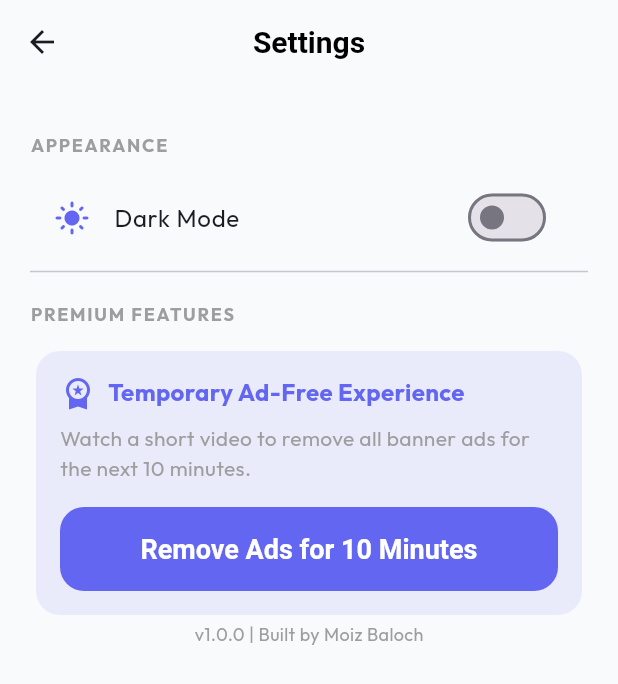
After one commit to igmoiiz/Percent-Pro, a Flutter app: the screen it shows after launch, after a tap on the "settings" icon, on a phone screen of 412 x 824 dp. The commit adds this screen. Shown: the top 684 px of the screen. Run offline on Flutter 3.47's test engine with Material 3 defaults, Android fonts, the phone set to English and light mode, and no system bars; our stand-ins replace google_fonts, google_mobile_ads; network calls fail.

Commit message:
Interstitial ADS and Rewarded ADS implemented - Moiz Baloch

```diff
--- a/lib/providers/calculator_provider.dart
+++ b/lib/providers/calculator_provider.dart
@@ -4,8 +4,31 @@ class CalculatorProvider with ChangeNotifier {
   bool _isDarkMode = false;
   bool get isDarkMode => _isDarkMode;
 
+  int _calcCount = 0;
+  DateTime? _adsRemovedUntil;
+
   void toggleTheme() {
     _isDarkMode = !_isDarkMode;
+    notifyListeners();
+  }
+
+  bool get areAdsRemoved =>
+      _adsRemovedUntil != null && DateTime.now().isBefore(_adsRemovedUntil!);
+
+  void removeAdsFor(int minutes) {
+    _adsRemovedUntil = DateTime.now().add(Duration(minutes: minutes));
+    notifyListeners();
+  }
+
+  int get calcCount => _calcCount;
+
+  void incrementCalcCount() {
+    _calcCount++;
+    notifyListeners();
+  }
+
+  void resetCalcCount() {
+    _calcCount = 0;
     notifyListeners();
   }
 
--- a/lib/screens/calculation_pages.dart
+++ b/lib/screens/calculation_pages.dart
@@ -3,6 +3,7 @@ import 'package:flutter/services.dart';
 import 'package:provider/provider.dart';
 import '../providers/calculator_provider.dart';
 import '../utils/theme.dart';
+import '../utils/ad_manager.dart';
 import '../widgets/ad_widgets.dart';
 
 class BaseCalcPage extends StatelessWidget {
@@ -235,6 +236,7 @@ class _PercentagePageState extends State<PercentagePage> {
         setState(
           () => _res = provider.calcPercentageOf(v, p).toStringAsFixed(2),
         );
+        AdManager.showInterstitialIfNeeded(provider);
       },
       onReset: () => setState(() {
         _c1.clear();
@@ -283,6 +285,7 @@ class _ChangePageState extends State<ChangePage> {
         setState(
           () => _res = provider.calcChangePercentage(o, n).toStringAsFixed(2),
         );
+        AdManager.showInterstitialIfNeeded(provider);
       },
       onReset: () => setState(() {
         _c1.clear();
@@ -324,6 +327,7 @@ class _DiscountPageState extends State<DiscountPage> {
           _res = provider.calcDiscount(p, d).toStringAsFixed(2);
           _savings = provider.calcSavings(p, d).toStringAsFixed(2);
         });
+        AdManager.showInterstitialIfNeeded(provider);
       },
       onReset: () => setState(() {
         _c1.clear();
@@ -378,6 +382,7 @@ class _ReversePageState extends State<ReversePage> {
               .calcOriginalPrice(v, p, _wasIncrease)
               .toStringAsFixed(2),
         );
+        AdManager.showInterstitialIfNeeded(provider);
       },
       onReset: () => setState(() {
         _c1.clear();
@@ -423,6 +428,7 @@ class _TipPageState extends State<TipPage> {
           _res = provider.calcPerPerson(t, tp, p).toStringAsFixed(2);
           _total = provider.calcTotalWithTip(t, tp).toStringAsFixed(2);
         });
+        AdManager.showInterstitialIfNeeded(provider);
       },
       onReset: () => setState(() {
         _c1.clear();
--- a/lib/screens/home_page.dart
+++ b/lib/screens/home_page.dart
@@ -1,11 +1,25 @@
 import 'package:flutter/material.dart';
 import 'package:provider/provider.dart';
 import '../providers/calculator_provider.dart';
+import '../utils/ad_manager.dart';
 import 'calculation_pages.dart';
+import 'settings_page.dart';
 import '../widgets/ad_widgets.dart';
 
-class HomePage extends StatelessWidget {
+class HomePage extends StatefulWidget {
   const HomePage({super.key});
+
+  @override
+  State<HomePage> createState() => _HomePageState();
+}
+
+class _HomePageState extends State<HomePage> {
+  @override
+  void initState() {
+    super.initState();
+    AdManager.loadInterstitial();
+    AdManager.loadRewarded();
+  }
 
   @override
   Widget build(BuildContext context) {
@@ -18,10 +32,11 @@ class HomePage extends StatelessWidget {
         title: const Text('PercentPro'),
         actions: [
           IconButton(
-            icon: Icon(
-              provider.isDarkMode ? Icons.light_mode : Icons.dark_mode,
+            icon: const Icon(Icons.settings),
+            onPressed: () => Navigator.push(
+              context,
+              MaterialPageRoute(builder: (_) => const SettingsPage()),
             ),
-            onPressed: provider.toggleTheme,
           ),
         ],
       ),
--- /dev/null
+++ b/lib/screens/settings_page.dart
@@ -0,0 +1,141 @@
+import 'package:flutter/material.dart';
+import 'package:provider/provider.dart';
+import '../providers/calculator_provider.dart';
+import '../utils/ad_manager.dart';
+import '../utils/theme.dart';
+
+class SettingsPage extends StatelessWidget {
+  const SettingsPage({super.key});
+
+  @override
+  Widget build(BuildContext context) {
+    final provider = Provider.of<CalculatorProvider>(context);
+
+    return Scaffold(
+      appBar: AppBar(title: const Text('Settings')),
+      body: ListView(
+        padding: const EdgeInsets.all(20),
+        children: [
+          // Appearance Section
+          const _SectionHeader(title: 'Appearance'),
+          ListTile(
+            leading: Icon(provider.isDarkMode ? Icons.dark_mode : Icons.light_mode, color: AppTheme.primaryColor),
+            title: const Text('Dark Mode'),
+            trailing: Switch(
+              value: provider.isDarkMode,
+              onChanged: (_) => provider.toggleTheme(),
+              activeTrackColor: AppTheme.primaryColor,
+            ),
+          ),
+          const Divider(),
+
+          // Premium Section
+          const _SectionHeader(title: 'Premium Features'),
+          Card(
+            elevation: 0,
+            color: AppTheme.primaryColor.withValues(alpha: 0.1),
+            shape: RoundedRectangleBorder(borderRadius: BorderRadius.circular(16)),
+            child: Padding(
+              padding: const EdgeInsets.all(16),
+              child: Column(
+                crossAxisAlignment: CrossAxisAlignment.start,
+                children: [
+                  Row(
+                    children: [
+                      const Icon(Icons.workspace_premium, color: AppTheme.primaryColor),
+                      const SizedBox(width: 8),
+                      Text(
+                        'Temporary Ad-Free Experience',
+                        style: TextStyle(
+                          fontSize: 16,
+                          fontWeight: FontWeight.bold,
+                          color: provider.isDarkMode ? Colors.white : AppTheme.primaryColor,
+                        ),
+                      ),
+                    ],
+                  ),
+                  const SizedBox(height: 8),
+                  const Text(
+                    'Watch a short video to remove all banner ads for the next 10 minutes.',
+                    style: TextStyle(fontSize: 14, color: Colors.grey),
+                  ),
+                  const SizedBox(height: 16),
+                  if (provider.areAdsRemoved)
+                    Container(
+                      width: double.infinity,
+                      padding: const EdgeInsets.all(12),
+                      decoration: BoxDecoration(
+                        color: Colors.green.withValues(alpha: 0.1),
+                        borderRadius: BorderRadius.circular(12),
+                      ),
+                      child: const Row(
+                        mainAxisAlignment: MainAxisAlignment.center,
+                        children: [
+                          Icon(Icons.check_circle, color: Colors.green, size: 20),
+                          SizedBox(width: 8),
+                          Text('Ads Removed Successfully!', style: TextStyle(color: Colors.green, fontWeight: FontWeight.bold)),
+                        ],
+                      ),
+                    )
+                  else
+                    ElevatedButton(
+                      onPressed: () {
+                        AdManager.showRewarded(
+                          onRewardEarned: (reward) {
+                            provider.removeAdsFor(10);
+                            ScaffoldMessenger.of(context).showSnackBar(
+                              const SnackBar(content: Text('Ads removed for 10 minutes!')),
+                            );
+                          },
+                          onAdClosed: () {},
+                          onAdFailed: () {
+                            ScaffoldMessenger.of(context).showSnackBar(
+                              const SnackBar(content: Text('Ad failed to load. Please try again later.')),
+                            );
+                          },
+                        );
+                      },
+                      style: ElevatedButton.styleFrom(
+                        backgroundColor: AppTheme.primaryColor,
+                        foregroundColor: Colors.white,
+                      ),
+                      child: const Text('Remove Ads for 10 Minutes'),
+                    ),
+                ],
+              ),
+            ),
+          ),
+
+          const Spacer(),
+          const Center(
+            child: Text(
+              'v1.0.0 | Built by Moiz Baloch',
+              style: TextStyle(color: Colors.grey, fontSize: 12),
+            ),
+          ),
+        ],
+      ),
+    );
+  }
+}
+
+class _SectionHeader extends StatelessWidget {
+  final String title;
+  const _SectionHeader({required this.title});
+
+  @override
+  Widget build(BuildContext context) {
+    return Padding(
+      padding: const EdgeInsets.symmetric(vertical: 12),
+      child: Text(
+        title.toUpperCase(),
+        style: const TextStyle(
+          fontSize: 12,
+          fontWeight: FontWeight.bold,
+          color: Colors.grey,
+          letterSpacing: 1.2,
+        ),
+      ),
+    );
+  }
+}
--- /dev/null
+++ b/lib/utils/ad_manager.dart
@@ -0,0 +1,115 @@
+import 'package:flutter/foundation.dart';
+import 'package:google_mobile_ads/google_mobile_ads.dart';
+import '../providers/calculator_provider.dart';
+
+class AdManager {
+  static InterstitialAd? _interstitialAd;
+  static RewardedAd? _rewardedAd;
+
+  static const String _interstitialAdUnitId =
+      'ca-app-pub-7995233823810215/9706871767';
+  static const String _rewardedAdUnitId =
+      'ca-app-pub-7995233823810215/5306472656';
+  static const String _rewardedAdTestId =
+      'ca-app-pub-3940256099942544/5224354917';
+
+  // --- Interstitial Ads ---
+
+  static void loadInterstitial() {
+    InterstitialAd.load(
+      adUnitId: _interstitialAdUnitId,
+      request: const AdRequest(),
+      adLoadCallback: InterstitialAdLoadCallback(
+        onAdLoaded: (ad) {
+          _interstitialAd = ad;
+        },
+        onAdFailedToLoad: (err) {
+          _interstitialAd = null;
+        },
+      ),
+    );
+  }
+
+  static void showInterstitial({required VoidCallback onAdClosed}) {
+    if (_interstitialAd != null) {
+      _interstitialAd!.fullScreenContentCallback = FullScreenContentCallback(
+        onAdDismissedFullScreenContent: (ad) {
+          ad.dispose();
+          loadInterstitial(); // Preload next
+          onAdClosed();
+        },
+        onAdFailedToShowFullScreenContent: (ad, err) {
+          ad.dispose();
+          loadInterstitial();
+          onAdClosed();
+        },
+      );
+      _interstitialAd!.show();
+    } else {
+      onAdClosed();
+      loadInterstitial();
+    }
+  }
+
+  // --- Rewarded Ads ---
+
+  static void loadRewarded() {
+    RewardedAd.load(
+      adUnitId: kDebugMode ? _rewardedAdTestId : _rewardedAdUnitId,
+      request: const AdRequest(),
+      rewardedAdLoadCallback: RewardedAdLoadCallback(
+        onAdLoaded: (ad) {
+          _rewardedAd = ad;
+        },
+        onAdFailedToLoad: (err) {
+          _rewardedAd = null;
+        },
+      ),
+    );
+  }
+
+  static void showRewarded({
+    required Function(RewardItem) onRewardEarned,
+    required VoidCallback onAdClosed,
+    required VoidCallback onAdFailed,
+  }) {
+    if (_rewardedAd != null) {
+      _rewardedAd!.fullScreenContentCallback = FullScreenContentCallback(
+        onAdDismissedFullScreenContent: (ad) {
+          ad.dispose();
+          loadRewarded(); // Preload next
+          onAdClosed();
+        },
+        onAdFailedToShowFullScreenContent: (ad, err) {
+          ad.dispose();
+          loadRewarded();
+          onAdFailed();
+        },
+      );
+
+      _rewardedAd!.show(
+        onUserEarnedReward: (ad, reward) {
+          onRewardEarned(reward);
+        },
+      );
+    } else {
+      onAdFailed();
+      loadRewarded();
+    }
+  }
+
+  // --- Trigger Logic ---
+
+  static void showInterstitialIfNeeded(CalculatorProvider provider) {
+    if (provider.areAdsRemoved) return;
+
+    provider.incrementCalcCount();
+    if (provider.calcCount >= 3) {
+      AdManager.showInterstitial(
+        onAdClosed: () {
+          provider.resetCalcCount();
+        },
+      );
+    }
+  }
+}
--- a/lib/widgets/ad_widgets.dart
+++ b/lib/widgets/ad_widgets.dart
@@ -1,5 +1,7 @@
 import 'package:flutter/material.dart';
 import 'package:google_mobile_ads/google_mobile_ads.dart';
+import 'package:provider/provider.dart';
+import '../providers/calculator_provider.dart';
 
 class BannerAdWidget extends StatefulWidget {
   const BannerAdWidget({super.key});
@@ -27,9 +29,11 @@ class _BannerAdWidgetState extends State<BannerAdWidget> {
       size: AdSize.banner,
       listener: BannerAdListener(
         onAdLoaded: (ad) {
-          setState(() {
-            _isLoaded = true;
-          });
+          if (mounted) {
+            setState(() {
+              _isLoaded = true;
+            });
+          }
         },
         onAdFailedToLoad: (ad, err) {
           ad.dispose();
@@ -40,6 +44,13 @@ class _BannerAdWidgetState extends State<BannerAdWidget> {
 
   @override
   Widget build(BuildContext context) {
+    final provider = Provider.of<CalculatorProvider>(context);
+
+    // If ads are removed, hide the widget
+    if (provider.areAdsRemoved) {
+      return const SizedBox.shrink();
+    }
+
     if (_isLoaded && _bannerAd != null) {
       return Container(
         alignment: Alignment.center,
```
Also changed, not shown: 2 other files.
